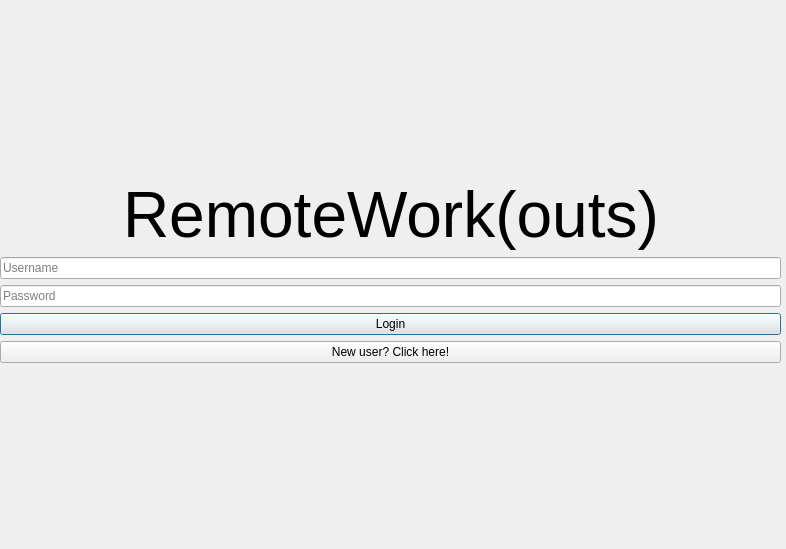
Above: loginwindow.ui from Nicholas-LeBoeuf/RemoteWorkouts before the change. Below: the same form after it.
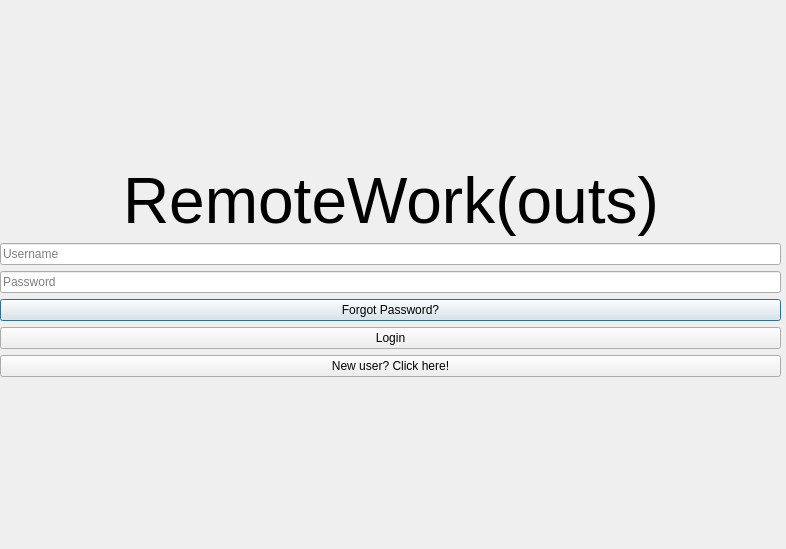
That is the form after the change.

Commit message: Added functionality to change password. It works.

What changed in the file:
```diff
--- a/loginwindow.ui
+++ b/loginwindow.ui
@@ -104,6 +104,13 @@
       </property>
      </widget>
     </item>
+    <item>
+     <widget class="QPushButton" name="forgotPassword">
+      <property name="text">
+       <string>Forgot Password?</string>
+      </property>
+     </widget>
+    </item>
     <item>
      <widget class="QPushButton" name="login">
       <property name="text">
```
The commit also changes 6 other files.
